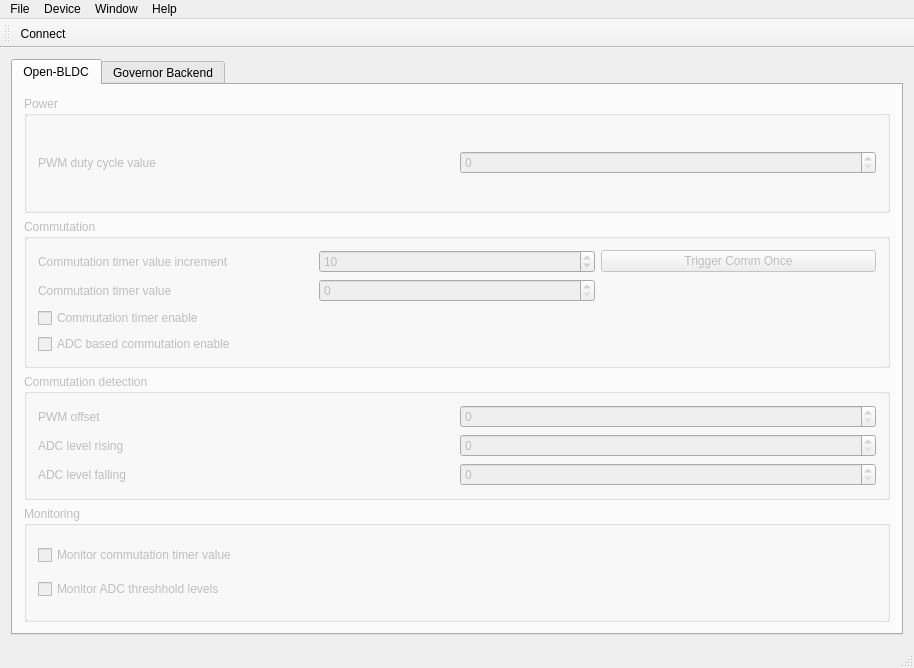
Qt form source/qgovernor/mainwindow.ui (esden/open-bldc) before a commit.
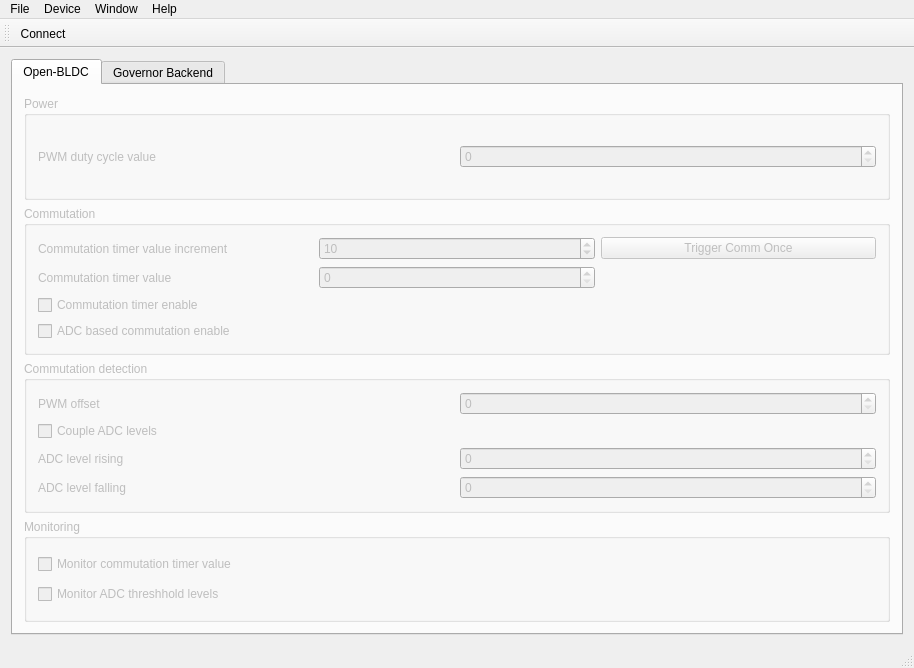
The same form after that commit. Icons and pictures are not drawn.

Commit message: Added ADC level coupling checkbox.

```diff
--- a/source/qgovernor/mainwindow.ui
+++ b/source/qgovernor/mainwindow.ui
@@ -151,34 +151,41 @@
              </property>
             </widget>
            </item>
-           <item row="1" column="0">
+           <item row="2" column="0">
             <widget class="QLabel" name="ADCLevelRisingLabel">
              <property name="text">
               <string>ADC level rising</string>
              </property>
             </widget>
            </item>
-           <item row="1" column="1">
+           <item row="2" column="1">
             <widget class="QSpinBox" name="ADCLevelRisingSpinBox">
              <property name="maximum">
               <number>65535</number>
              </property>
             </widget>
            </item>
-           <item row="2" column="0">
+           <item row="3" column="0">
             <widget class="QLabel" name="ADCLevelFallingLabel">
              <property name="text">
               <string>ADC level falling</string>
              </property>
             </widget>
            </item>
-           <item row="2" column="1">
+           <item row="3" column="1">
             <widget class="QSpinBox" name="ADCLevelFallingSpinBox">
              <property name="maximum">
               <number>65535</number>
              </property>
             </widget>
            </item>
+           <item row="1" column="0">
+            <widget class="QCheckBox" name="ADCLevelCouplingCheckBox">
+             <property name="text">
+              <string>Couple ADC levels</string>
+             </property>
+            </widget>
+           </item>
           </layout>
           <zorder>commGroupBox</zorder>
           <zorder>PWMOffsetLabel</zorder>
```
Left out of the diff: 19 changed lines with no effect on the pictures. The commit also changes 1 other file.
